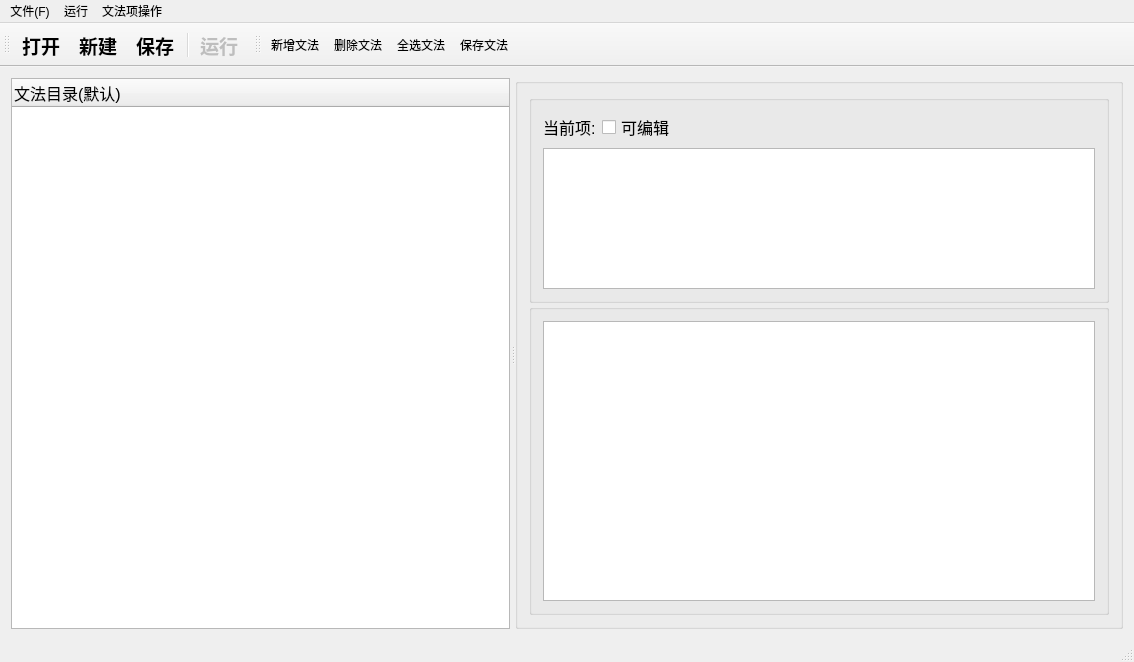
XSAXL818/QtComplierPrinciple, file QtComplierPrinciple/QtComplierPrinciple.ui: the form before one commit.
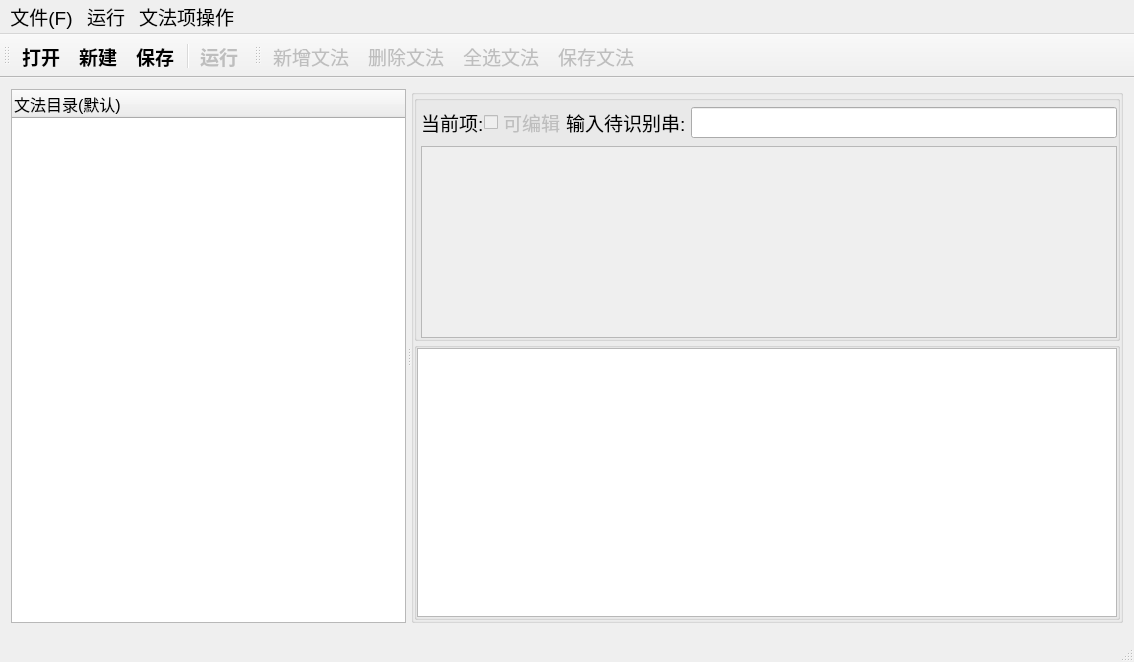
The form after the commit. Icons and pictures are not drawn.

Commit message: 完成界面的大部分功能

```diff
--- a/QtComplierPrinciple/QtComplierPrinciple.ui
+++ b/QtComplierPrinciple/QtComplierPrinciple.ui
@@ -2,6 +2,9 @@
 <ui version="4.0">
  <class>QtComplierPrincipleClass</class>
  <widget class="QMainWindow" name="QtComplierPrincipleClass">
+  <property name="enabled">
+   <bool>true</bool>
+  </property>
   <property name="geometry">
    <rect>
     <x>0</x>
@@ -10,6 +13,11 @@
     <height>662</height>
    </rect>
   </property>
+  <property name="font">
+   <font>
+    <pointsize>14</pointsize>
+   </font>
+  </property>
   <property name="windowTitle">
    <string>编译原理可视化</string>
   </property>
@@ -20,7 +28,7 @@
   <widget class="QWidget" name="centralWidget">
    <property name="font">
     <font>
-     <pointsize>10</pointsize>
+     <pointsize>14</pointsize>
     </font>
    </property>
    <layout class="QHBoxLayout" name="horizontalLayout_2">
@@ -32,6 +40,11 @@
         <verstretch>0</verstretch>
        </sizepolicy>
       </property>
+      <property name="font">
+       <font>
+        <pointsize>14</pointsize>
+       </font>
+      </property>
       <property name="orientation">
        <enum>Qt::Orientation::Horizontal</enum>
       </property>
@@ -39,6 +52,9 @@
        <number>5</number>
       </property>
       <widget class="QTreeWidget" name="treeWidget">
+       <property name="enabled">
+        <bool>true</bool>
+       </property>
        <property name="sizePolicy">
         <sizepolicy hsizetype="Minimum" vsizetype="Expanding">
          <horstretch>0</horstretch>
@@ -72,29 +88,67 @@
        <property name="font">
         <font>
          <family>Microsoft YaHei UI</family>
-         <pointsize>12</pointsize>
+         <pointsize>14</pointsize>
          <italic>false</italic>
          <bold>false</bold>
         </font>
        </property>
        <property name="styleSheet">
-        <string notr="true">font: 12pt &quot;Microsoft YaHei UI&quot;;</string>
+        <string notr="true"/>
        </property>
        <property name="title">
         <string/>
        </property>
-       <layout class="QVBoxLayout" name="verticalLayout" stretch="2,3">
+       <layout class="QVBoxLayout" name="verticalLayout" stretch="0,1">
         <property name="spacing">
          <number>1</number>
         </property>
+        <property name="leftMargin">
+         <number>0</number>
+        </property>
+        <property name="topMargin">
+         <number>0</number>
+        </property>
+        <property name="rightMargin">
+         <number>0</number>
+        </property>
+        <property name="bottomMargin">
+         <number>0</number>
+        </property>
         <item>
          <widget class="QGroupBox" name="groupBox_4">
+          <property name="font">
+           <font>
+            <family>Microsoft YaHei UI</family>
+            <pointsize>14</pointsize>
+            <italic>false</italic>
+            <bold>false</bold>
+           </font>
+          </property>
           <property name="title">
            <string/>
           </property>
-          <layout class="QFormLayout" name="formLayout">
+          <layout class="QGridLayout" name="gridLayout">
+           <property name="leftMargin">
+            <number>4</number>
+           </property>
+           <property name="topMargin">
+            <number>4</number>
+           </property>
+           <property name="rightMargin">
+            <number>0</number>
+           </property>
+           <property name="bottomMargin">
+            <number>0</number>
+           </property>
+           <property name="horizontalSpacing">
+            <number>0</number>
+           </property>
            <item row="0" column="0">
             <widget class="QLabel" name="label">
+             <property name="styleSheet">
+              <string notr="true">font: 12pt &quot;Microsoft YaHei UI&quot;;</string>
+             </property>
              <property name="text">
               <string>当前项:</string>
              </property>
@@ -102,6 +156,12 @@
            </item>
            <item row="0" column="1">
             <widget class="QCheckBox" name="checkBox">
+             <property name="enabled">
+              <bool>false</bool>
+             </property>
+             <property name="styleSheet">
+              <string notr="true">font: 12pt &quot;Microsoft YaHei UI&quot;;</string>
+             </property>
              <property name="text">
               <string>可编辑</string>
              </property>
@@ -113,10 +173,43 @@
              </property>
             </widget>
            </item>
-           <item row="1" column="0" colspan="2">
-            <widget class="QPlainTextEdit" name="plainTextEdit">
+           <item row="0" column="2">
+            <widget class="QLabel" name="label_2">
+             <property name="font">
+              <font>
+               <family>Microsoft YaHei UI</family>
+               <pointsize>14</pointsize>
+               <italic>false</italic>
+               <bold>false</bold>
+              </font>
+             </property>
+             <property name="text">
+              <string>输入待识别串: </string>
+             </property>
+            </widget>
+           </item>
+           <item row="0" column="3">
+            <widget class="QLineEdit" name="lineEdit">
+             <property name="font">
+              <font>
+               <family>Microsoft YaHei UI</family>
+               <pointsize>14</pointsize>
+               <italic>false</italic>
+               <bold>false</bold>
+              </font>
+             </property>
+             <property name="styleSheet">
+              <string notr="true">border-color: rgb(170, 170, 255);</string>
+             </property>
+             <property name="placeholderText">
+              <string/>
+             </property>
+            </widget>
+           </item>
+           <item row="1" column="0" colspan="4">
+            <widget class="QTextEdit" name="textEdit">
              <property name="enabled">
-              <bool>true</bool>
+              <bool>false</bool>
              </property>
              <property name="font">
               <font>
@@ -129,9 +222,6 @@
              <property name="styleSheet">
               <string notr="true">font: 14pt &quot;Microsoft YaHei UI&quot;;</string>
              </property>
-             <property name="readOnly">
-              <bool>true</bool>
-             </property>
             </widget>
            </item>
           </layout>
@@ -146,6 +236,18 @@
            <property name="spacing">
             <number>0</number>
            </property>
+           <property name="leftMargin">
+            <number>0</number>
+           </property>
+           <property name="topMargin">
+            <number>0</number>
+           </property>
+           <property name="rightMargin">
+            <number>0</number>
+           </property>
+           <property name="bottomMargin">
+            <number>0</number>
+           </property>
            <item>
             <widget class="QListWidget" name="listWidget">
              <property name="font">
@@ -192,7 +294,7 @@
      <string>文件(F)</string>
     </property>
     <addaction name="actOpenFolder"/>
-    <addaction name="actNewGrammar"/>
+    <addaction name="actNewGrammarFile"/>
     <addaction name="actSaveGrammarFile"/>
     <addaction name="actionc"/>
     <addaction name="actiond"/>
@@ -219,7 +321,7 @@
     <addaction name="actAddGrammar"/>
     <addaction name="actDeleteGrammar"/>
     <addaction name="actSelectAllGrammar"/>
-    <addaction name="actSavaGrammar"/>
+    <addaction name="actSaveGrammar"/>
     <addaction name="actione_2"/>
    </widget>
    <addaction name="fileMenu"/>
@@ -247,12 +349,15 @@
     <bool>false</bool>
    </attribute>
    <addaction name="actOpenFolder"/>
-   <addaction name="actNewGrammar"/>
+   <addaction name="actNewGrammarFile"/>
    <addaction name="actSaveGrammarFile"/>
    <addaction name="separator"/>
    <addaction name="actRun"/>
   </widget>
   <widget class="QToolBar" name="toolBar_2">
+   <property name="enabled">
+    <bool>false</bool>
+   </property>
    <property name="windowTitle">
     <string>toolBar_2</string>
    </property>
@@ -268,7 +373,7 @@
    <addaction name="actAddGrammar"/>
    <addaction name="actDeleteGrammar"/>
    <addaction name="actSelectAllGrammar"/>
-   <addaction name="actSavaGrammar"/>
+   <addaction name="actSaveGrammar"/>
   </widget>
   <action name="actOpenFolder">
    <property name="icon">
@@ -291,7 +396,7 @@
     <bool>true</bool>
    </property>
   </action>
-  <action name="actNewGrammar">
+  <action name="actNewGrammarFile">
    <property name="icon">
     <iconset resource="QtComplierPrinciple.qrc">
      <normaloff>:/icons/icons/grammar_new.png</normaloff>:/icons/icons/grammar_new.png</iconset>
@@ -379,7 +484,7 @@
     <string>全选文法</string>
    </property>
   </action>
-  <action name="actSavaGrammar">
+  <action name="actSaveGrammar">
    <property name="icon">
     <iconset resource="QtComplierPrinciple.qrc">
      <normaloff>:/icons/icons/saveGrammar.png</normaloff>:/icons/icons/saveGrammar.png</iconset>
```
The commit also changes 7 other files.
